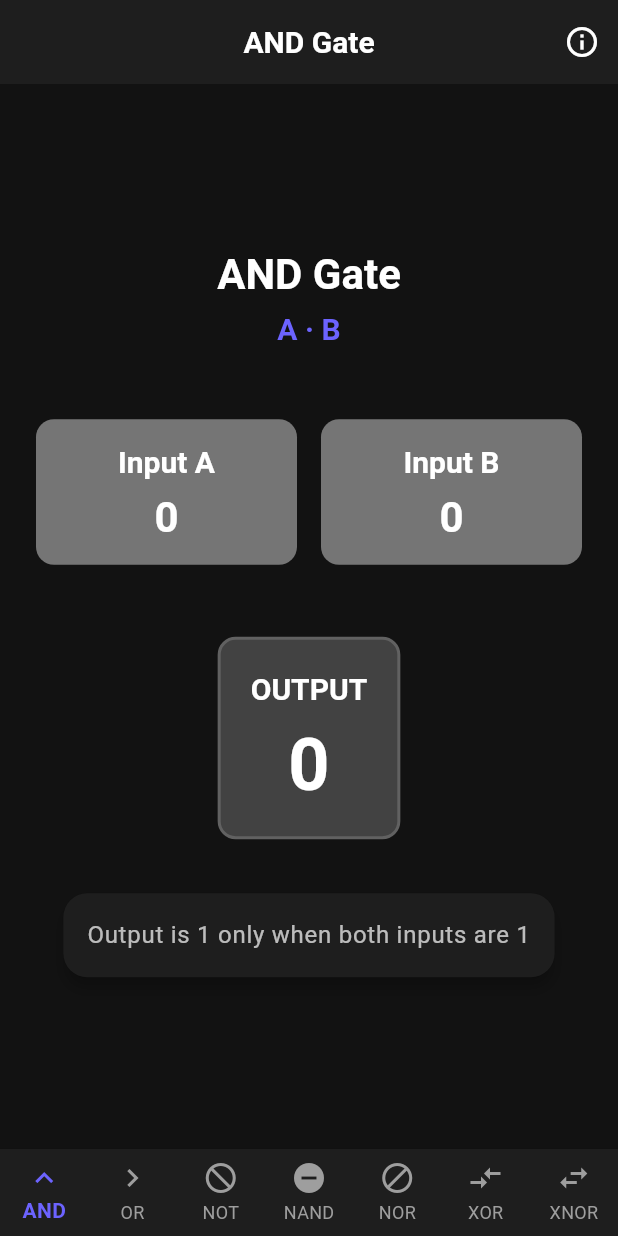
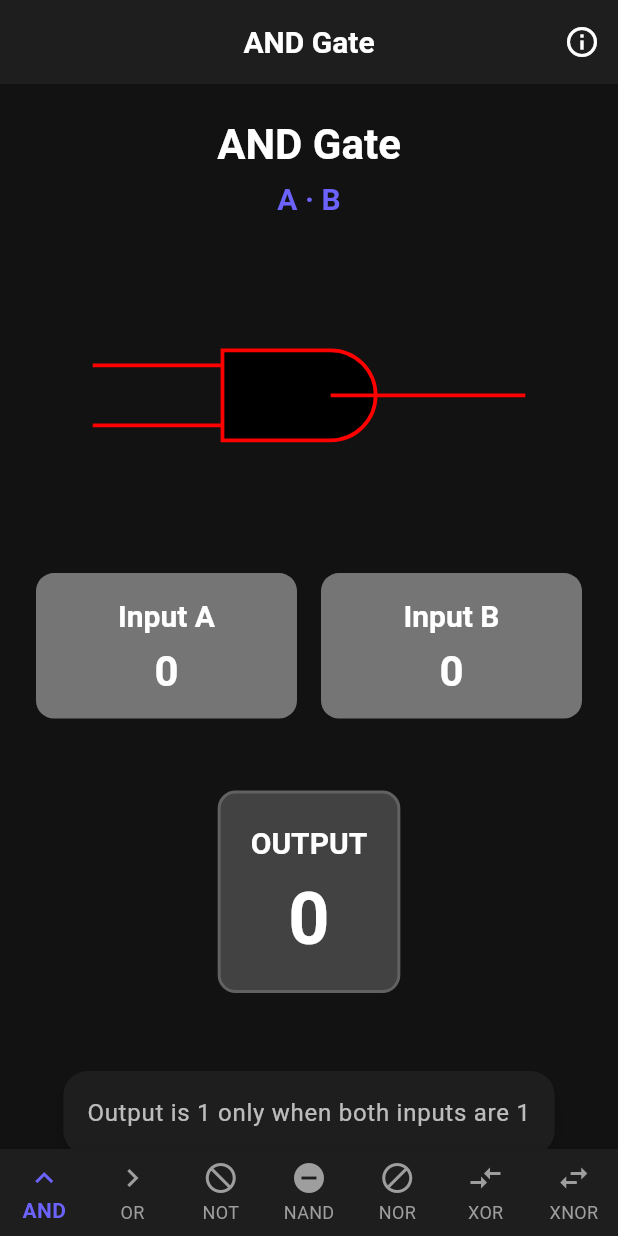
Before and after one commit to RostislavUlinets/Digital-Logic-Playground, a Flutter app: the screen it shows after launch, on a phone screen of 412 x 824 dp. Run offline on Flutter 3.47's test engine with Material 3 defaults, Android fonts, the phone set to English and light mode, and no system bars; our stand-ins replace equatable, flutter_bloc, freezed_annotation, get_it, shared_preferences.

Commit message:
Updated home screen

```diff
--- a/lib/presentation/screens/home_screen.dart
+++ b/lib/presentation/screens/home_screen.dart
@@ -6,8 +6,10 @@ import '../blocs/gate_simulator/gate_simulator_bloc.dart';
 import '../blocs/gate_simulator/gate_simulator_event.dart';
 import '../blocs/gate_simulator/gate_simulator_state.dart';
 import '../widgets/gate_bottom_nav_bar.dart';
+import '../widgets/gate_symbol.dart';
 import '../widgets/input_toggle.dart';
 import '../widgets/output_indicator.dart';
+import '../widgets/truth_table_widget.dart';
 
 class HomeScreen extends StatelessWidget {
   const HomeScreen({super.key});
@@ -46,7 +48,11 @@ class HomeScreen extends StatelessWidget {
                       color: Theme.of(context).colorScheme.primary,
                     ),
                   ),
-                  const SizedBox(height: 48),
+                  const SizedBox(height: 32),
+
+                  // Gate symbol
+                  GateSymbol(gateType: state.currentGateType),
+                  const SizedBox(height: 32),
 
                   // Input toggles
                   Row(
@@ -84,6 +90,15 @@ class HomeScreen extends StatelessWidget {
                   // Output indicator
                   OutputIndicator(value: state.output),
                   const SizedBox(height: 32),
+
+                  // Truth Table
+                  if (state.truthTable.isNotEmpty)
+                    TruthTableWidget(
+                      truthTable: state.truthTable,
+                      inputA: state.inputA,
+                      inputB: state.inputB,
+                    ),
+                  const SizedBox(height: 16),
 
                   // Description
                   Card(
```
